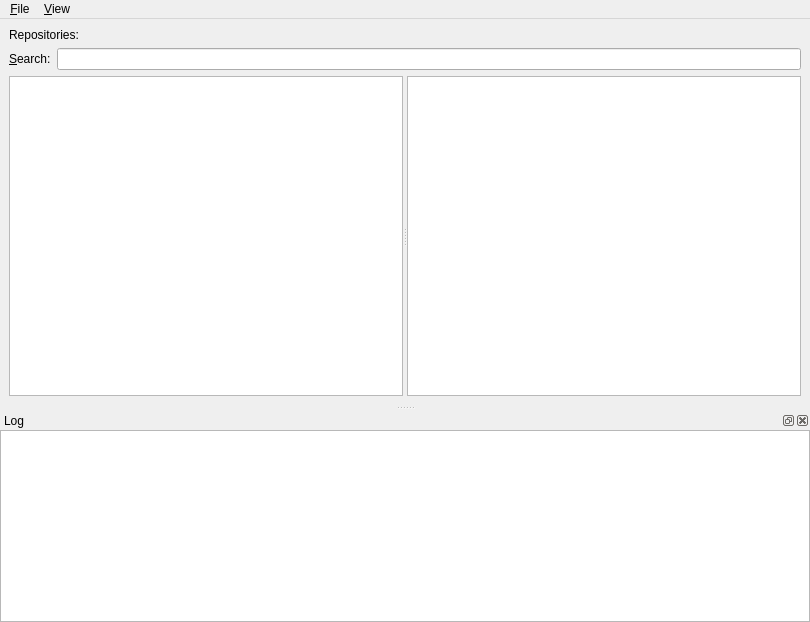
The window that noteeds/gui/main_window.ui (deffi/noteeds) describes before a commit, drawn with Qt 5.
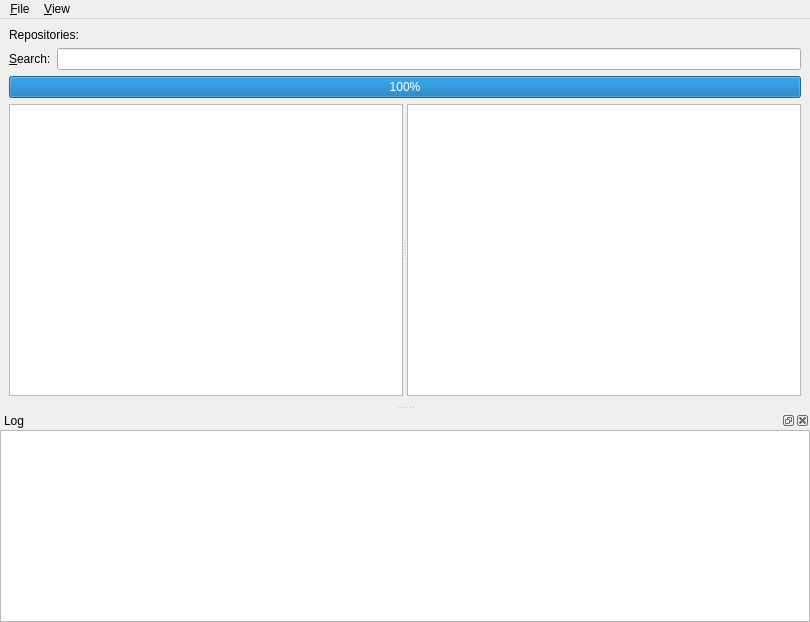
The same window after the commit.

Commit message: Add progress bar and process events while highlighting

Diff of the .ui file:
```diff
--- a/noteeds/gui/main_window.ui
+++ b/noteeds/gui/main_window.ui
@@ -17,7 +17,7 @@
    <string>Noteeds</string>
   </property>
   <widget class="QWidget" name="centralwidget">
-   <layout class="QGridLayout" name="gridLayout" rowstretch="0,0,1">
+   <layout class="QGridLayout" name="gridLayout" rowstretch="0,0,0,1">
     <item row="0" column="0">
      <widget class="QLabel" name="repositoriesLabel">
       <property name="text">
@@ -56,7 +56,7 @@
       </layout>
      </widget>
     </item>
-    <item row="2" column="0">
+    <item row="3" column="0">
      <widget class="QSplitter" name="splitter">
       <property name="orientation">
        <enum>Qt::Horizontal</enum>
@@ -82,6 +82,16 @@
       </widget>
      </widget>
     </item>
+    <item row="2" column="0">
+     <widget class="QProgressBar" name="progressBar">
+      <property name="maximum">
+       <number>1000</number>
+      </property>
+      <property name="value">
+       <number>1000</number>
+      </property>
+     </widget>
+    </item>
    </layout>
   </widget>
   <widget class="QMenuBar" name="menubar">
```
The commit also changes 3 other files.
